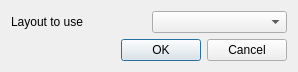
Old version of the form VoGisProfilTool/ui/ui_vogisprofiltoollayouts.ui in the repository BergWerkGIS/VoGIS-Profil-Tool.
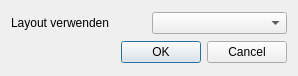
New version of the form.

Diff of the .ui file:
```diff
--- a/VoGisProfilTool/ui/ui_vogisprofiltoollayouts.ui
+++ b/VoGisProfilTool/ui/ui_vogisprofiltoollayouts.ui
@@ -7,7 +7,7 @@
     <x>0</x>
     <y>0</y>
     <width>298</width>
-    <height>68</height>
+    <height>76</height>
    </rect>
   </property>
   <property name="windowTitle">
@@ -17,7 +17,7 @@
    <item row="0" column="0">
     <widget class="QLabel" name="label">
      <property name="text">
-      <string>Layout to use</string>
+      <string>Layout verwenden</string>
      </property>
     </widget>
    </item>
```
Left out of the diff: 2 changed lines with no effect on the pictures.
